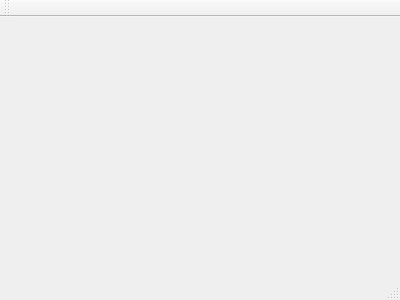
Above: ConsoleApp/mainwindow.ui from GavinStrunk/QtNiCanConsole before the change. Below: the same form after it.
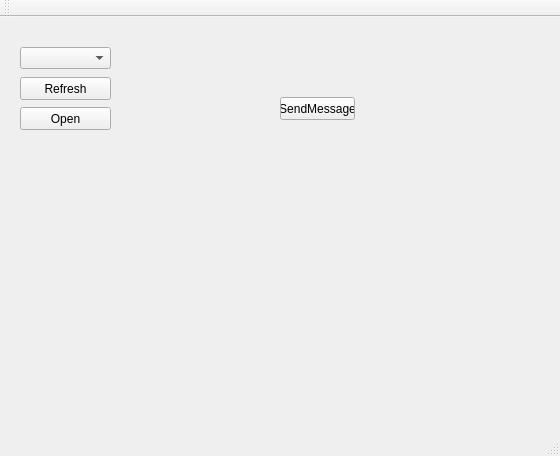
That is the form after the change.

Commit message:
implemented the open/close and interfaces
I finished implementing a method that returns a string list of the
interfaces.  This is a combination of the cards and ports attached. They
now show up in the drop down box. I also implemented the open/close
methods and a basic write method to prove it is working. It was tested
with max and is working.

What changed in the file:
```diff
--- a/ConsoleApp/mainwindow.ui
+++ b/ConsoleApp/mainwindow.ui
@@ -1,24 +1,89 @@
 <ui version="4.0">
  <class>MainWindow</class>
- <widget class="QMainWindow" name="MainWindow" >
-  <property name="geometry" >
+ <widget class="QMainWindow" name="MainWindow">
+  <property name="geometry">
    <rect>
     <x>0</x>
     <y>0</y>
-    <width>400</width>
-    <height>300</height>
+    <width>560</width>
+    <height>456</height>
    </rect>
   </property>
   <property name="windowTitle" >
    <string>MainWindow</string>
   </property>
-  <widget class="QMenuBar" name="menuBar" />
-  <widget class="QToolBar" name="mainToolBar" />
-  <widget class="QWidget" name="centralWidget" />
-  <widget class="QStatusBar" name="statusBar" />
+  <widget class="QWidget" name="centralWidget">
+   <widget class="QComboBox" name="canBox">
+    <property name="geometry">
+     <rect>
+      <x>20</x>
+      <y>30</y>
+      <width>91</width>
+      <height>22</height>
+     </rect>
+    </property>
+   </widget>
+   <widget class="QPushButton" name="refreshButton">
+    <property name="geometry">
+     <rect>
+      <x>20</x>
+      <y>60</y>
+      <width>91</width>
+      <height>23</height>
+     </rect>
+    </property>
+    <property name="text">
+     <string>Refresh</string>
+    </property>
+   </widget>
+   <widget class="QPushButton" name="openButton">
+    <property name="geometry">
+     <rect>
+      <x>20</x>
+      <y>90</y>
+      <width>91</width>
+      <height>23</height>
+     </rect>
+    </property>
+    <property name="text">
+     <string>Open</string>
+    </property>
+   </widget>
+   <widget class="QPushButton" name="pushButton">
+    <property name="geometry">
+     <rect>
+      <x>280</x>
+      <y>80</y>
+      <width>75</width>
+      <height>23</height>
+     </rect>
+    </property>
+    <property name="text">
+     <string>SendMessage</string>
+    </property>
+   </widget>
+  </widget>
+  <widget class="QMenuBar" name="menuBar">
+   <property name="geometry">
+    <rect>
+     <x>0</x>
+     <y>0</y>
+     <width>560</width>
+     <height>21</height>
+    </rect>
+   </property>
+  </widget>
+  <widget class="QToolBar" name="mainToolBar">
+   <attribute name="toolBarArea">
+    <enum>TopToolBarArea</enum>
+   </attribute>
+   <attribute name="toolBarBreak">
+    <bool>false</bool>
+   </attribute>
+  </widget>
+  <widget class="QStatusBar" name="statusBar"/>
  </widget>
- <layoutDefault spacing="6" margin="11" />
- <pixmapfunction></pixmapfunction>
+ <layoutdefault spacing="6" margin="11"/>
  <resources/>
  <connections/>
 </ui>
```
Left out of the diff: 3 changed lines with no effect on the pictures. The commit also changes 4 other files.
